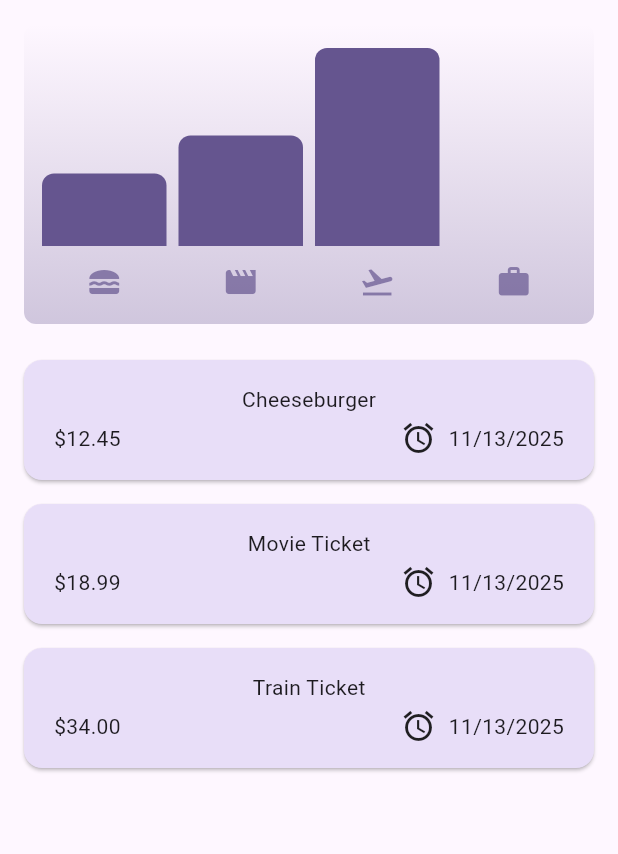
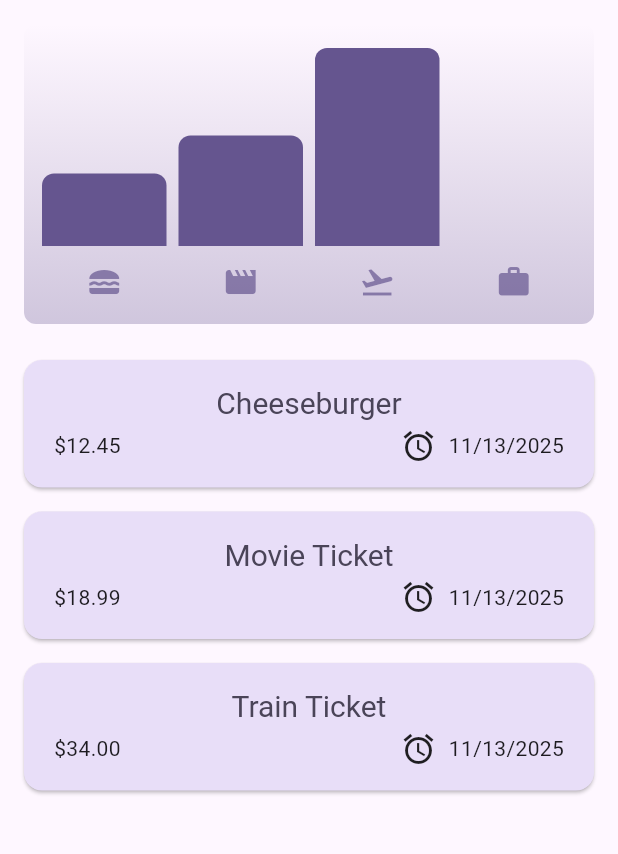
Before and after one commit to MackyMa/expense_tracker, a Flutter app: the screen it shows after launch, on a phone screen of 412 x 824 dp, the part 84-938 px from its top. Run offline on Flutter 3.47's test engine with Material 3 defaults, Android fonts, the phone set to English and light mode, and no system bars.

Commit message:
Make expenses swap with width to get a better horizontal app view

```diff
--- a/lib/Widgets/expenses.dart
+++ b/lib/Widgets/expenses.dart
@@ -72,6 +72,10 @@ class _ExpensesState extends State<Expenses>{
 
   @override
   Widget build (BuildContext context) {
+    var width = MediaQuery.of(context).size.width;
+    print("Width ${MediaQuery.of(context).size.width}");
+    print("Width ${MediaQuery.of(context).size.width}");
+
     Widget mainContent = const Center(
       child: Text("Click the + button to add an Expense!"),
     );
@@ -92,9 +96,16 @@ class _ExpensesState extends State<Expenses>{
           )
         ],
       ),
-      body:Column(
+      body: width < 600
+      ? Column(
         children: [
         Chart(expenses:_registeredExpenses),
+        Expanded(child: mainContent),
+        ],
+      )
+      :Row(
+        children: [
+        Expanded(child:Chart(expenses:_registeredExpenses),),
         Expanded(child: mainContent),
         ],
       )
--- a/lib/Widgets/expenses_list/expense_item.dart
+++ b/lib/Widgets/expenses_list/expense_item.dart
@@ -15,7 +15,8 @@ class ExpenseItem extends StatelessWidget{
           horizontal: 20, vertical: 16),
           child: Column(
             children: [
-              Text(expense.title, style:ThemeData().textTheme.titleLarge),
+              Text(expense.title,
+                style:Theme.of(context).textTheme.titleLarge),
               const SizedBox(height: 4),
               Row(
                 children: [
--- a/lib/main.dart
+++ b/lib/main.dart
@@ -1,5 +1,6 @@
 import 'package:expense_tracker/Widgets/expenses.dart';
 import 'package:flutter/material.dart';
+import 'package:flutter/services.dart';
 
 var kColorScheme = ColorScheme.fromSeed(seedColor:
   const Color.fromARGB(255, 96, 59, 181),
@@ -54,5 +55,7 @@ void main() {
         )
       )
     ),
-    home: Expenses()));
+    home: Expenses(),
+    ),
+  );
 }
```
